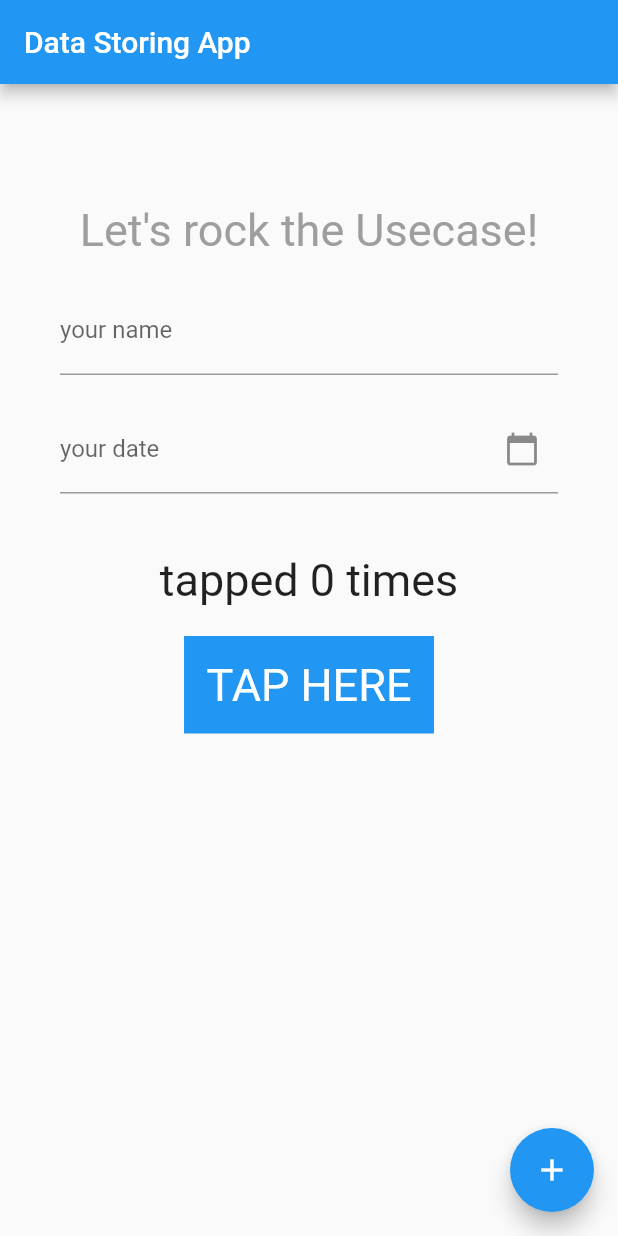
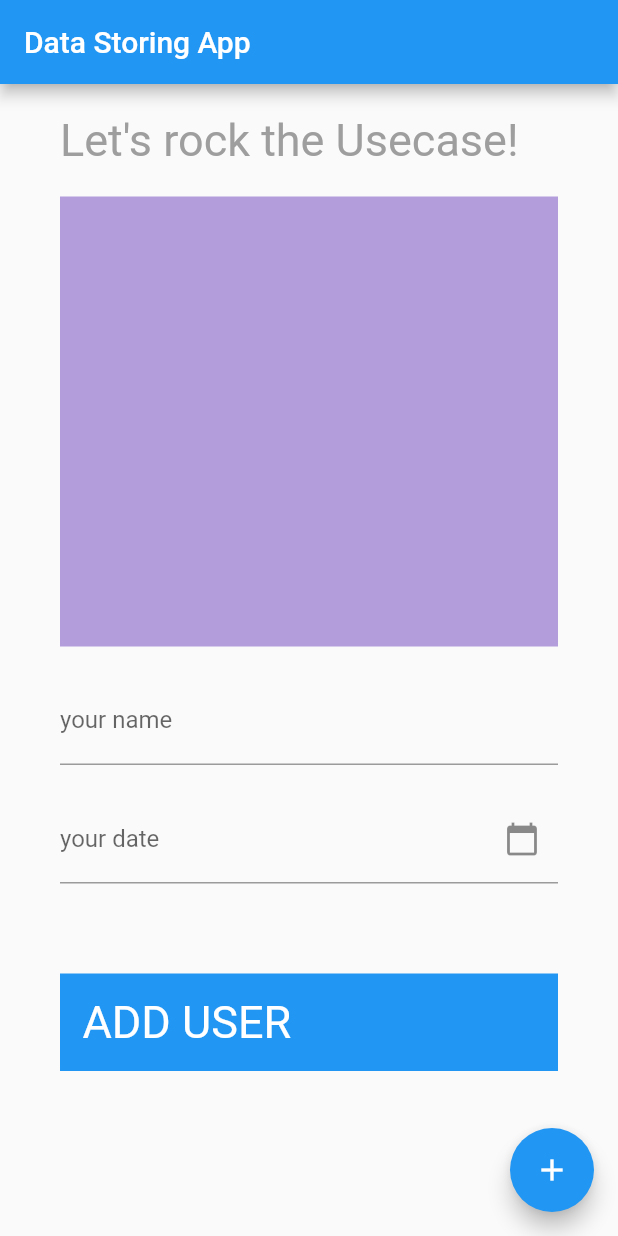
Before and after one commit to brewingsquid/flutter_vf_task, a Flutter app: the screen it shows after launch, on a phone screen of 412 x 824 dp. Run offline on Flutter 3.47's test engine with Material 2 defaults, Android fonts, the phone set to English and light mode, and no system bars.

Commit message:
add user list logic

```diff
--- /dev/null
+++ b/lib/home_page.dart
@@ -0,0 +1,134 @@
+import 'package:flutter/material.dart';
+import 'package:flutter_vf_task/square.dart';
+import 'model/user_model.dart';
+import 'package:intl/intl.dart';
+
+class MyHomePage extends StatefulWidget {
+  const MyHomePage({Key? key, required this.title}) : super(key: key);
+
+  final String title;
+
+  @override
+  State<MyHomePage> createState() => _MyHomePageState();
+}
+
+class _MyHomePageState extends State<MyHomePage> {
+  // ----------------------------------------------------------------//
+
+  // variable
+  TextEditingController birthdateField = TextEditingController();
+  TextEditingController nameField = TextEditingController();
+  int _tappedCounter = 0;
+  int _counter = 0;
+  List<User> listUser = [];
+
+  // method
+  void pickDate() {
+    showDatePicker(
+      context: context,
+      initialDate: DateTime.now(),
+      firstDate: DateTime(1900),
+      lastDate: DateTime.now(),
+    ).then((value) {
+      setState(() {
+        // birthdateField.text = DateFormat('yyyy-MM-dd – kk:mm').format(value!);
+        birthdateField.text = DateFormat('dd.MM.yyyy').format(value!);
+      });
+    });
+  }
+
+  void _addToList() {
+    setState(() {
+      _counter++;
+    });
+  }
+
+  // UI
+  @override
+  Widget build(BuildContext context) {
+    return Scaffold(
+      appBar: AppBar(
+        title: Text(widget.title),
+      ),
+      body: Container(
+        padding: const EdgeInsets.only(left: 40, right: 40),
+        child: Form(
+          child: ListView(
+            children: <Widget>[
+              SizedBox(height: 20.00),
+              Text(
+                'Let\'s rock the Usecase!',
+                style: TextStyle(
+                  fontSize: 30,
+                  color: Colors.grey,
+                ),
+              ),
+              SizedBox(height: 20.0),
+              MySquare(),
+              SizedBox(height: 20.00),
+              TextFormField(
+                controller: nameField,
+                decoration: InputDecoration(labelText: 'your name'),
+              ),
+              SizedBox(height: 20.0),
+              /*GestureDetector(
+                onTap: () => pickDate(),
+                child: Container(
+                  padding: const EdgeInsets.all(10.0),
+                  decoration: BoxDecoration(
+                    border: Border.all(
+                      color: Colors.black,
+                    ),
+                  ),
+                  child: Row(
+                    mainAxisAlignment: MainAxisAlignment.spaceBetween,
+                    children: [
+                      Text(birthdateField.text == ''
+                          ? 'Seclect Birthday'
+                          : birthdateField.text),
+                      const Icon(Icons.calendar_today),
+                    ],
+                  ),
+                ),
+              ),*/
+              TextField(
+                controller: birthdateField,
+                decoration: InputDecoration(
+                  labelText: 'your date',
+                  suffixIcon: IconButton(
+                    icon: Icon(Icons.calendar_today),
+                    onPressed: pickDate,
+                  ),
+                ),
+                keyboardType: TextInputType.number,
+              ),
+              SizedBox(height: 60.0),
+              GestureDetector(
+                onTap: () {
+                  setState(() {
+                    listUser.add(User(
+                        name: nameField.text, birthday: birthdateField.text));
+                  });
+                  print('item added to listUser: $listUser');
+                },
+                child: Container(
+                  padding: EdgeInsets.all(15),
+                  color: Colors.blue,
+                  child: Text(
+                    'ADD USER',
+                    style: TextStyle(fontSize: 30, color: Colors.white),
+                  ),
+                ),
+              )
+            ],
+          ),
+        ),
+      ),
+      floatingActionButton: FloatingActionButton(
+        onPressed: _addToList,
+        tooltip: 'qee item into list',
+        child: const Icon(Icons.add),
+      ),
+    );
+  }
+}
--- a/lib/main.dart
+++ b/lib/main.dart
@@ -1,5 +1,5 @@
 import 'package:flutter/material.dart';
-import 'package:intl/intl.dart';
+import 'home_page.dart';
 
 void main() {
   runApp(const MyApp());
@@ -20,109 +20,3 @@ class MyApp extends StatelessWidget {
     );
   }
 }
-
-class MyHomePage extends StatefulWidget {
-  const MyHomePage({Key? key, required this.title}) : super(key: key);
-
-  final String title;
-
-  @override
-  State<MyHomePage> createState() => _MyHomePageState();
-}
-
-class _MyHomePageState extends State<MyHomePage> {
-  int _counter = 0;
-
-  void _addToList() {
-    setState(() {
-      _counter++;
-    });
-  }
-
-  // ---------------------------------
-
-  TextEditingController dateTime = TextEditingController();
-
-  void pickDate() {
-    showDatePicker(
-      context: context,
-      initialDate: DateTime.now(),
-      firstDate: DateTime(DateTime.now().year - 5),
-      lastDate: DateTime(DateTime.now().year + 5),
-    ).then((value) {
-      setState(() {
-        dateTime.text = DateFormat('yyyy-MM-dd – kk:mm').format(value!);
-      });
-    });
-  }
-
-  int tappedCounter = 0;
-
-  @override
-  Widget build(BuildContext context) {
-    return Scaffold(
-      appBar: AppBar(
-        title: Text(widget.title),
-      ),
-      body: Container(
-        padding: const EdgeInsets.only(left: 40, right: 40),
-        child: Form(
-          child: Column(
-            // crossAxisAlignment: CrossAxisAlignment.start,
-            children: <Widget>[
-              SizedBox(height: 80.00),
-              Text(
-                'Let\'s rock the Usecase!',
-                style: TextStyle(
-                  fontSize: 30,
-                  color: Colors.grey,
-                ),
-              ),
-              SizedBox(height: 20.0),
-              TextFormField(
-                decoration: InputDecoration(labelText: 'your name'),
-              ),
-              SizedBox(height: 20.0),
-              TextField(
-                controller: dateTime,
-                decoration: InputDecoration(
-                  labelText: 'your date',
-                  suffixIcon: IconButton(
-                    icon: Icon(Icons.calendar_today),
-                    onPressed: pickDate,
-                  ),
-                ),
-              ),
-              SizedBox(height: 40.0),
-              Text(
-                'tapped ' + tappedCounter.toString() + ' times',
-                style: TextStyle(fontSize: 30),
-              ),
-              SizedBox(height: 20.0),
-              GestureDetector(
-                onTap: () {
-                  setState(() {
-                    tappedCounter++;
-                  });
-                },
-                child: Container(
-                  padding: EdgeInsets.all(15),
-                  color: Colors.blue,
-                  child: Text(
-                    'TAP HERE',
-                    style: TextStyle(fontSize: 30, color: Colors.white),
-                  ),
-                ),
-              )
-            ],
-          ),
-        ),
-      ),
-      floatingActionButton: FloatingActionButton(
-        onPressed: _addToList,
-        tooltip: 'qee item into list',
-        child: const Icon(Icons.add),
-      ),
-    );
-  }
-}
--- /dev/null
+++ b/lib/model/user_model.dart
@@ -0,0 +1,9 @@
+class User {
+  final String name;
+  final String birthday;
+
+  User({
+    required this.name,
+    required this.birthday,
+  });
+}
--- /dev/null
+++ b/lib/square.dart
@@ -0,0 +1,13 @@
+import 'package:flutter/material.dart';
+
+class MySquare extends StatelessWidget {
+  const MySquare({Key? key}) : super(key: key);
+
+  @override
+  Widget build(BuildContext context) {
+    return Container(
+      height: 300,
+      color: Colors.deepPurple.shade200,
+    );
+  }
+}
```
Also changed, not shown: lib/model/store_place.dart (added, +134 -0 lines).
